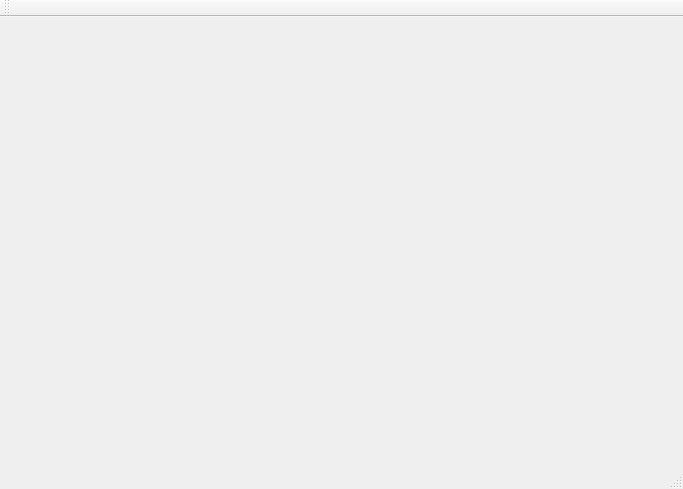
Old version of the form mainwindow.ui in the repository 17636191639/SneakerClient.
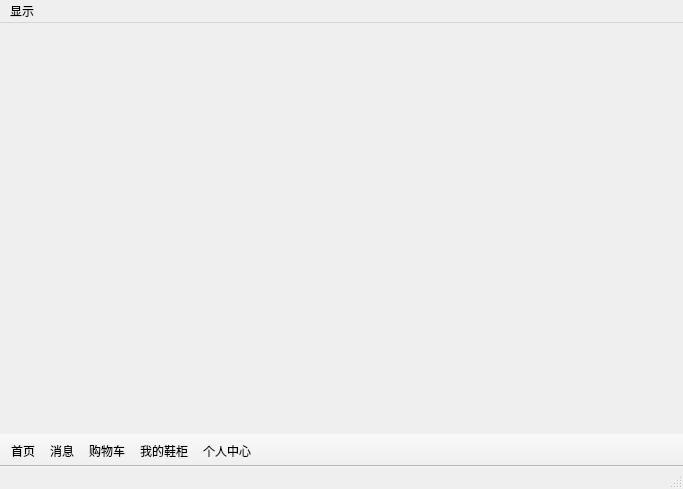
New version of the form. Icons and pictures are not drawn.

Commit message: 首页图片刷新

What changed in the file:
```diff
--- a/mainwindow.ui
+++ b/mainwindow.ui
@@ -29,16 +29,86 @@
      <height>26</height>
     </rect>
    </property>
+   <widget class="QMenu" name="menu">
+    <property name="title">
+     <string>显示</string>
+    </property>
+    <addaction name="action_5"/>
+    <addaction name="action"/>
+    <addaction name="action_2"/>
+    <addaction name="action_3"/>
+    <addaction name="action_4"/>
+   </widget>
+   <addaction name="menu"/>
   </widget>
   <widget class="QToolBar" name="mainToolBar">
+   <property name="movable">
+    <bool>false</bool>
+   </property>
+   <property name="iconSize">
+    <size>
+     <width>110</width>
+     <height>60</height>
+    </size>
+   </property>
    <attribute name="toolBarArea">
-    <enum>TopToolBarArea</enum>
+    <enum>BottomToolBarArea</enum>
    </attribute>
    <attribute name="toolBarBreak">
     <bool>false</bool>
    </attribute>
+   <addaction name="action_5"/>
+   <addaction name="action"/>
+   <addaction name="action_2"/>
+   <addaction name="action_3"/>
+   <addaction name="action_4"/>
   </widget>
   <widget class="QStatusBar" name="statusBar"/>
+  <action name="action">
+   <property name="icon">
+    <iconset resource="icons.qrc">
+     <normaloff>:/icons/message-dots.png</normaloff>:/icons/message-dots.png</iconset>
+   </property>
+   <property name="text">
+    <string>消息</string>
+   </property>
+  </action>
+  <action name="action_2">
+   <property name="icon">
+    <iconset resource="icons.qrc">
+     <normaloff>:/icons/shopping-cart.png</normaloff>:/icons/shopping-cart.png</iconset>
+   </property>
+   <property name="text">
+    <string>购物车</string>
+   </property>
+  </action>
+  <action name="action_3">
+   <property name="icon">
+    <iconset resource="icons.qrc">
+     <normaloff>:/icons/clipboard-list.png</normaloff>:/icons/clipboard-list.png</iconset>
+   </property>
+   <property name="text">
+    <string>我的鞋柜</string>
+   </property>
+  </action>
+  <action name="action_4">
+   <property name="icon">
+    <iconset resource="icons.qrc">
+     <normaloff>:/icons/brand-reddit.png</normaloff>:/icons/brand-reddit.png</iconset>
+   </property>
+   <property name="text">
+    <string>个人中心</string>
+   </property>
+  </action>
+  <action name="action_5">
+   <property name="icon">
+    <iconset resource="icons.qrc">
+     <normaloff>:/icons/home.png</normaloff>:/icons/home.png</iconset>
+   </property>
+   <property name="text">
+    <string>首页</string>
+   </property>
+  </action>
  </widget>
  <layoutdefault spacing="6" margin="11"/>
  <resources/>
```
Left out of the diff: 4 changed lines with no effect on the pictures. The commit also changes 22 other files.
